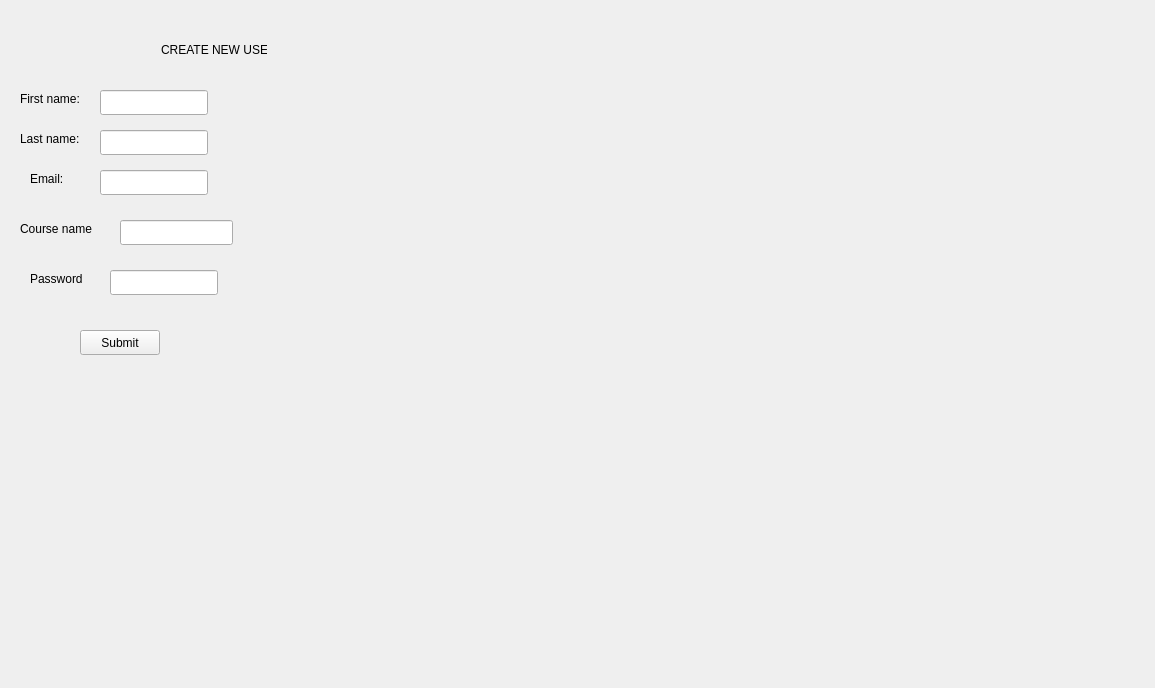
This is newteacher.ui in casalete/ErasmusIo as Qt 5 draws it before an edit. The edited form follows.
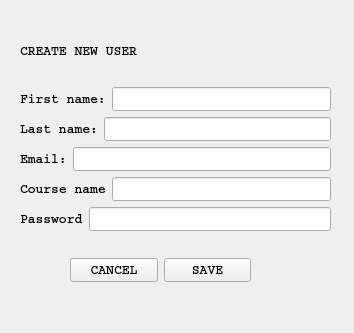
This is the edited form.

What changed in the file:
```diff
--- a/newteacher.ui
+++ b/newteacher.ui
@@ -6,156 +6,243 @@
    <rect>
     <x>0</x>
     <y>0</y>
-    <width>1155</width>
-    <height>688</height>
+    <width>354</width>
+    <height>333</height>
    </rect>
   </property>
   <property name="windowTitle">
    <string>Form</string>
   </property>
-  <widget class="QLabel" name="label_2">
+  <widget class="QWidget" name="layoutWidget">
    <property name="geometry">
     <rect>
      <x>20</x>
-     <y>220</y>
-     <width>81</width>
-     <height>17</height>
+     <y>20</y>
+     <width>311</width>
+     <height>211</height>
     </rect>
    </property>
-   <property name="text">
-    <string>Course name</string>
-   </property>
-  </widget>
-  <widget class="QLineEdit" name="lineEdit">
-   <property name="geometry">
-    <rect>
-     <x>120</x>
-     <y>220</y>
-     <width>113</width>
-     <height>25</height>
-    </rect>
-   </property>
-  </widget>
+   <layout class="QVBoxLayout" name="verticalLayout_2">
+    <item>
   <widget class="QLabel" name="label">
-   <property name="geometry">
-    <rect>
-     <x>161</x>
-     <y>41</y>
-     <width>106</width>
-     <height>17</height>
-    </rect>
+      <property name="font">
+       <font>
+        <family>Courier</family>
+        <pointsize>10</pointsize>
+        <weight>75</weight>
+        <bold>true</bold>
+       </font>
    </property>
    <property name="text">
     <string>CREATE NEW USER</string>
    </property>
   </widget>
+    </item>
+    <item>
+     <layout class="QVBoxLayout" name="verticalLayout">
+      <item>
+       <layout class="QHBoxLayout" name="horizontalLayout">
+        <item>
+         <widget class="QLabel" name="label_3">
+          <property name="font">
+           <font>
+            <family>Courier</family>
+            <pointsize>10</pointsize>
+            <weight>75</weight>
+            <bold>true</bold>
+           </font>
+          </property>
+          <property name="text">
+           <string>First name:</string>
+          </property>
+         </widget>
+        </item>
+        <item>
   <widget class="QLineEdit" name="lineEdit_firstName">
-   <property name="geometry">
-    <rect>
-     <x>100</x>
-     <y>90</y>
-     <width>108</width>
-     <height>25</height>
-    </rect>
-   </property>
-  </widget>
+          <property name="font">
+           <font>
+            <family>Courier</family>
+            <pointsize>10</pointsize>
+            <weight>75</weight>
+            <bold>true</bold>
+           </font>
+          </property>
+         </widget>
+        </item>
+       </layout>
+      </item>
+      <item>
+       <layout class="QHBoxLayout" name="horizontalLayout_2">
+        <item>
+         <widget class="QLabel" name="label_4">
+          <property name="font">
+           <font>
+            <family>Courier</family>
+            <pointsize>10</pointsize>
+            <weight>75</weight>
+            <bold>true</bold>
+           </font>
+          </property>
+          <property name="text">
+           <string>Last name:</string>
+          </property>
+         </widget>
+        </item>
+        <item>
   <widget class="QLineEdit" name="lineEdit_lastName">
-   <property name="geometry">
-    <rect>
-     <x>100</x>
-     <y>130</y>
-     <width>108</width>
-     <height>25</height>
-    </rect>
-   </property>
-  </widget>
+          <property name="font">
+           <font>
+            <family>Courier</family>
+            <pointsize>10</pointsize>
+            <weight>75</weight>
+            <bold>true</bold>
+           </font>
+          </property>
+         </widget>
+        </item>
+       </layout>
+      </item>
+      <item>
+       <layout class="QHBoxLayout" name="horizontalLayout_3">
+        <item>
   <widget class="QLabel" name="label_5">
-   <property name="geometry">
-    <rect>
-     <x>30</x>
-     <y>170</y>
-     <width>34</width>
-     <height>17</height>
-    </rect>
+          <property name="font">
+           <font>
+            <family>Courier</family>
+            <pointsize>10</pointsize>
+            <weight>75</weight>
+            <bold>true</bold>
+           </font>
    </property>
    <property name="text">
     <string>Email:</string>
    </property>
   </widget>
-  <widget class="QLabel" name="label_4">
-   <property name="geometry">
-    <rect>
-     <x>20</x>
-     <y>130</y>
-     <width>62</width>
-     <height>17</height>
-    </rect>
-   </property>
+        </item>
+        <item>
+         <widget class="QLineEdit" name="lineEdit_email">
+          <property name="font">
+           <font>
+            <family>Courier</family>
+            <pointsize>10</pointsize>
+            <weight>75</weight>
+            <bold>true</bold>
+           </font>
+          </property>
+         </widget>
+        </item>
+       </layout>
+      </item>
+      <item>
+       <layout class="QHBoxLayout" name="horizontalLayout_4">
+        <item>
+         <widget class="QLabel" name="label_2">
+          <property name="font">
+           <font>
+            <family>Courier</family>
+            <pointsize>10</pointsize>
+            <weight>75</weight>
+            <bold>true</bold>
+           </font>
+          </property>
    <property name="text">
-    <string>Last name:</string>
-   </property>
-  </widget>
-  <widget class="QPushButton" name="submitButton">
-   <property name="geometry">
-    <rect>
-     <x>80</x>
-     <y>330</y>
-     <width>80</width>
-     <height>25</height>
-    </rect>
-   </property>
+           <string>Course name</string>
+          </property>
+         </widget>
+        </item>
+        <item>
+         <widget class="QLineEdit" name="lineEdit">
+          <property name="font">
+           <font>
+            <family>Courier</family>
+            <pointsize>10</pointsize>
+            <weight>75</weight>
+            <bold>true</bold>
+           </font>
+          </property>
+         </widget>
+        </item>
+       </layout>
+      </item>
+      <item>
+       <layout class="QHBoxLayout" name="horizontalLayout_5">
+        <item>
+         <widget class="QLabel" name="label_6">
+          <property name="font">
+           <font>
+            <family>Courier</family>
+            <pointsize>10</pointsize>
+            <weight>75</weight>
+            <bold>true</bold>
+           </font>
+          </property>
    <property name="text">
-    <string>Submit</string>
-   </property>
-  </widget>
+           <string>Password</string>
+          </property>
+         </widget>
+        </item>
+        <item>
   <widget class="QLineEdit" name="lineEdit_password">
-   <property name="geometry">
-    <rect>
-     <x>110</x>
-     <y>270</y>
-     <width>108</width>
-     <height>25</height>
-    </rect>
+          <property name="font">
+           <font>
+            <family>Courier</family>
+            <pointsize>10</pointsize>
+            <weight>75</weight>
+            <bold>true</bold>
+           </font>
    </property>
    <property name="echoMode">
     <enum>QLineEdit::Password</enum>
    </property>
   </widget>
-  <widget class="QLabel" name="label_6">
+        </item>
+       </layout>
+      </item>
+     </layout>
+    </item>
+   </layout>
+  </widget>
+  <widget class="QWidget" name="">
    <property name="geometry">
     <rect>
-     <x>30</x>
-     <y>270</y>
-     <width>55</width>
-     <height>17</height>
+     <x>70</x>
+     <y>250</y>
+     <width>181</width>
+     <height>41</height>
     </rect>
    </property>
+   <layout class="QHBoxLayout" name="horizontalLayout_6">
+    <item>
+     <widget class="QPushButton" name="cancelButton">
+      <property name="font">
+       <font>
+        <family>Courier</family>
+        <pointsize>10</pointsize>
+        <weight>75</weight>
+        <bold>true</bold>
+       </font>
+      </property>
    <property name="text">
-    <string>Password</string>
-   </property>
-  </widget>
-  <widget class="QLabel" name="label_3">
-   <property name="geometry">
-    <rect>
-     <x>20</x>
-     <y>90</y>
-     <width>63</width>
-     <height>17</height>
-    </rect>
+       <string>CANCEL</string>
+      </property>
+     </widget>
+    </item>
+    <item>
+     <widget class="QPushButton" name="submitButton">
+      <property name="font">
+       <font>
+        <family>Courier</family>
+        <pointsize>10</pointsize>
+        <weight>75</weight>
+        <bold>true</bold>
+       </font>
    </property>
    <property name="text">
-    <string>First name:</string>
-   </property>
-  </widget>
-  <widget class="QLineEdit" name="lineEdit_email">
-   <property name="geometry">
-    <rect>
-     <x>100</x>
-     <y>170</y>
-     <width>108</width>
-     <height>25</height>
-    </rect>
-   </property>
+       <string>SAVE</string>
+      </property>
+     </widget>
+    </item>
+   </layout>
   </widget>
  </widget>
  <resources/>
```
Lines whose indentation alone changed are shown as unchanged.
